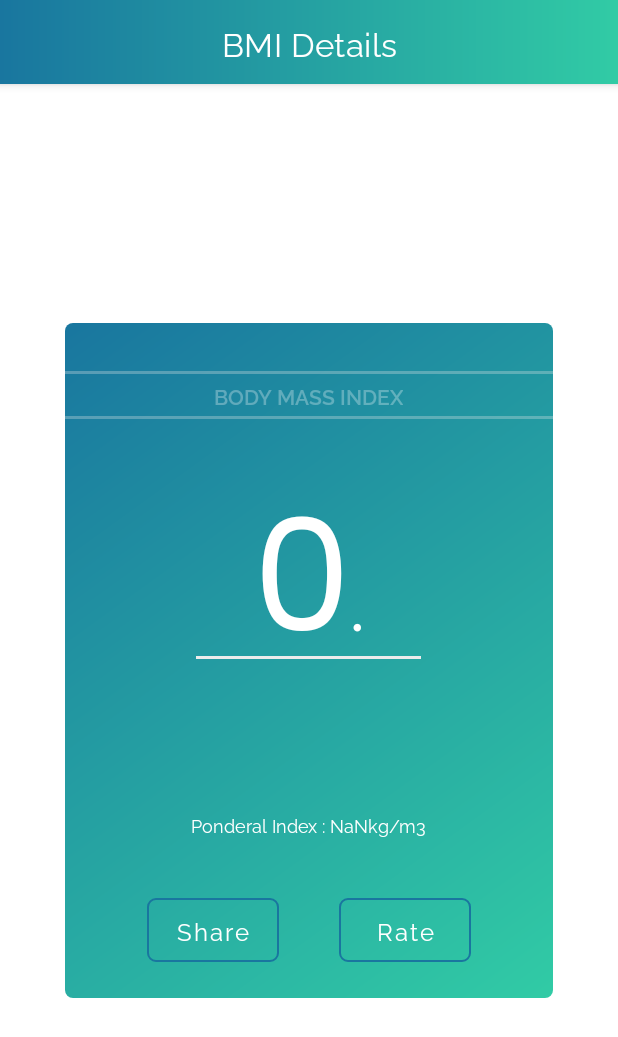
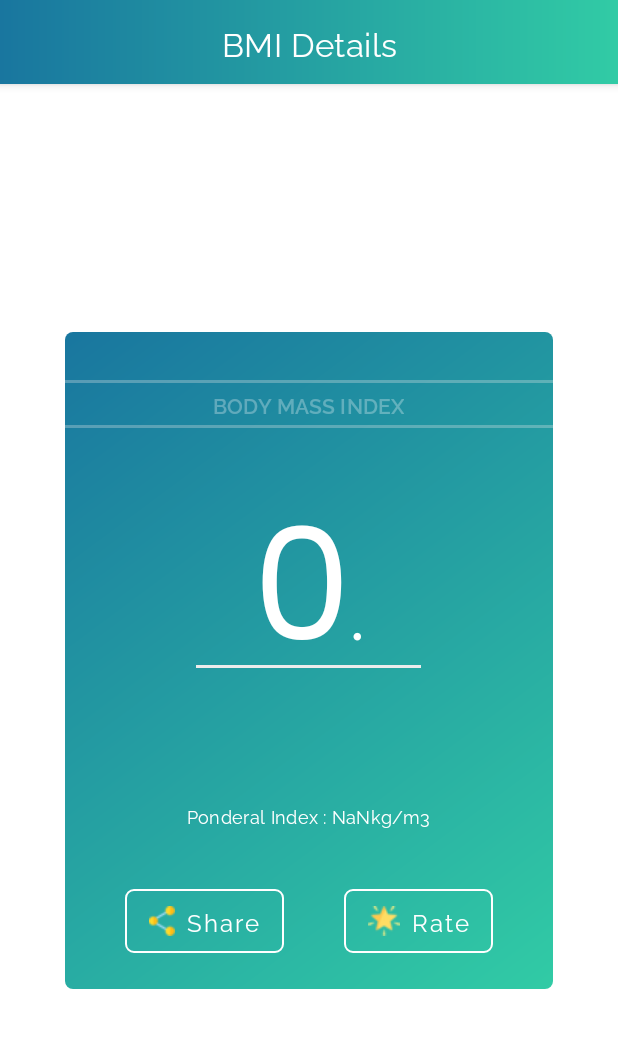
Before and after one commit to RyanKoech/bmiApp-newAgeTest, an Android app: the fragment ResultsFragment placed in its activity, on a phone screen of 412 x 824 dp. Shown: the top 1037 px of the screen. Run offline under Robolectric (Android 15) with nearby library versions, the phone set to English and light mode, and no system bars; our stand-ins replace AdMob, Dagger/Hilt's generated code, navigation-ui; 9 statements that could not run were skipped.

Commit message:
Added text_appearance style to results screen

```diff
--- a/app/src/main/res/layout/fragment_results.xml
+++ b/app/src/main/res/layout/fragment_results.xml
@@ -4,7 +4,8 @@
     android:layout_width="match_parent"
     android:layout_height="match_parent"
     xmlns:app="http://schemas.android.com/apk/res-auto"
-    tools:context=".presentation.results.ResultsFragment">
+    tools:context=".presentation.results.ResultsFragment"
+    tools:theme="@style/Theme.BmiApp">
 
     <androidx.appcompat.widget.LinearLayoutCompat
         android:layout_width="325dp"
@@ -26,14 +27,12 @@
             android:background="@color/white"
             android:backgroundTint="@color/white"/>
 
-        <TextView
+        <com.google.android.material.textview.MaterialTextView
             android:layout_width="wrap_content"
             android:layout_height="wrap_content"
             android:layout_marginVertical="4dp"
             android:text="Body Mass Index"
-            android:textColor="@color/white"
-            android:textSize="14sp"
-            android:fontFamily="@font/raleway_semibold"
+            android:textAppearance="@style/TextAppearance.ResultsHeading"
             android:alpha="0.3"
             android:textAllCaps="true"/>
 
@@ -55,13 +54,11 @@
                 android:id="@+id/textView_bmiWhole"
                 android:layout_width="wrap_content"
                 android:layout_height="wrap_content"
-                android:fontFamily="@font/poppins"
+                android:textAppearance="@style/TextAppearance.BmiWholeNumber"
                 android:includeFontPadding="false"
                 android:lineSpacingExtra="0dp"
                 android:minHeight="0dp"
                 android:padding="0dp"
-                android:textColor="@color/white"
-                android:textSize="104sp"
                 tools:text="18" />
 
             <TextView
@@ -69,9 +66,8 @@
                 android:layout_width="wrap_content"
                 android:layout_height="wrap_content"
                 android:textColor="@color/white"
-                android:textSize="40sp"
-                android:text="."
-                android:fontFamily="@font/poppins"
+                android:textAppearance="@style/TextAppearance.BmiDecimal"
+                android:text="@string/full_stop"
                 android:layout_toEndOf="@id/textView_bmiWhole"
                 android:layout_alignBaseline="@id/textView_bmiWhole"/>
 
@@ -81,9 +77,7 @@
                 android:layout_height="wrap_content"
                 android:layout_alignBaseline="@id/textView_bmiWhole"
                 android:layout_toEndOf="@id/textView_point"
-                android:fontFamily="@font/poppins"
-                android:textColor="@color/white"
-                android:textSize="40sp"
+                android:textAppearance="@style/TextAppearance.BmiDecimal"
                 tools:text="61" />
 
         </RelativeLayout>
@@ -101,29 +95,21 @@
             android:layout_width="wrap_content"
             android:layout_height="wrap_content"
             android:layout_marginTop="32dp"
-            android:textAllCaps="true"
-            tools:text="Hello John, You are Normal"
-            android:fontFamily="@font/poppins_bold"
-            android:textColor="@color/white"
-            android:textSize="12sp"/>
+            android:textAppearance="@style/TextAppearance.BmiMessage.Primary"
+            tools:text="Hello John, You are Normal"/>
 
         <TextView
             android:id="@+id/textView_bmiRange"
             android:layout_width="wrap_content"
             android:layout_height="wrap_content"
-            android:layout_marginTop="12dp"
-            android:textColor="@color/white"
-            android:fontFamily="@font/raleway_regular"
-            android:textSize="12sp"
+            android:textAppearance="@style/TextAppearance.BmiMessage.Secondary"
             tools:text="Normal BMI range: 18.5kg/m2 - 25kg/m2"/>
 
         <TextView
             android:id="@+id/textView_ponderalResult"
             android:layout_width="wrap_content"
             android:layout_height="wrap_content"
-            android:textColor="@color/white"
-            android:fontFamily="@font/raleway_regular"
-            android:textSize="12sp"
+            android:textAppearance="@style/TextAppearance.BmiMessage.Secondary"
             tools:text="Ponderal Index: 10.64kg/m3"/>
 
 
@@ -135,36 +121,32 @@
             android:paddingHorizontal="32dp"
             android:orientation="horizontal">
 
-            <Button
+            <com.google.android.material.button.MaterialButton
                 android:layout_width="wrap_content"
                 android:layout_height="wrap_content"
                 android:background="@drawable/button_transparent_shape"
-                android:paddingHorizontal="15dp"
+                app:backgroundTint="@null"
                 android:minHeight="40dp"
-                android:textAllCaps="false"
                 android:text="Share"
-                android:textSize="16sp"
-                android:textColor="@color/white"
-                android:fontFamily="@font/raleway_regular"
-                android:drawableStart="@drawable/icon_share"
+                android:textAppearance="@style/TextAppearance.Button.ResultScreen"
+                app:icon="@drawable/icon_share"
+                app:iconTint="@null"
                 android:drawablePadding="10dp"/>
 
             <Space
                 android:layout_width="40dp"
                 android:layout_height="0dp"/>
 
-            <Button
+            <com.google.android.material.button.MaterialButton
                 android:layout_width="wrap_content"
                 android:layout_height="wrap_content"
                 android:background="@drawable/button_transparent_shape"
-                android:paddingHorizontal="15dp"
+                app:backgroundTint="@null"
                 android:minHeight="40dp"
-                android:textAllCaps="false"
                 android:text="Rate"
-                android:textSize="16sp"
-                android:textColor="@color/white"
-                android:fontFamily="@font/raleway_regular"
-                android:drawableStart="@drawable/icon_star"
+                android:textAppearance="@style/TextAppearance.Button.ResultScreen"
+                app:icon="@drawable/icon_star"
+                app:iconTint="@null"
                 android:drawablePadding="10dp"/>
 
         </androidx.appcompat.widget.LinearLayoutCompat>
--- a/app/src/main/res/values/dimens.xml
+++ b/app/src/main/res/values/dimens.xml
@@ -2,6 +2,11 @@
 <resources>
     <dimen name="TextSize_Caption">18sp</dimen>
     <dimen name="TextSize_Body1">16sp</dimen>
-    <dimen name="TextSize_Heading6">22sp</dimen>
-    <dimen name="TextSize_Heading5">24sp</dimen>
+    <dimen name="TextSize_Body2">12sp</dimen>
+    <dimen name="TextSize_Button">16sp</dimen>
+    <dimen name="TextSize_Headline1">104sp</dimen>
+    <dimen name="TextSize_Headline2">40sp</dimen>
+    <dimen name="TextSize_Headline6">22sp</dimen>
+    <dimen name="TextSize_Headline5">24sp</dimen>
+    <dimen name="TextSize_Subtitle2">14sp</dimen>
 </resources>
--- a/app/src/main/res/values/strings.xml
+++ b/app/src/main/res/values/strings.xml
@@ -16,4 +16,5 @@
     <string name="message_bmi_result_normal">Hello %s, you are normal</string>
     <string name="message_bmi_result_overweight">Hello %s, you are overweight</string>
     <string name="message_bmi_result_obese">Hello %s, you are obese</string>
+    <string name="full_stop">.</string>
 </resources>
--- a/app/src/main/res/values/themes.xml
+++ b/app/src/main/res/values/themes.xml
@@ -29,14 +29,14 @@
     <style name="TextAppearance.ToolbarTitle" parent="TextAppearance.MaterialComponents.Headline6">
         <item name="android:fontFamily">@font/raleway_regular</item>
         <item name="fontFamily">@font/raleway_regular</item>
-        <item name="android:textSize">@dimen/TextSize_Heading6</item>
+        <item name="android:textSize">@dimen/TextSize_Headline6</item>
         <item name="android:textColor">@color/white</item>
     </style>
 
     <style name="TextAppearance.AddDetailTitle" parent="TextAppearance.MaterialComponents.Headline5">
         <item name="android:fontFamily">@font/raleway_regular</item>
         <item name="fontFamily">@font/raleway_regular</item>
-        <item name="android:textSize">@dimen/TextSize_Heading5</item>
+        <item name="android:textSize">@dimen/TextSize_Headline5</item>
         <item name="android:textColor">@color/skyBlue_800</item>
     </style>
 
@@ -59,6 +59,54 @@
         <item name="fontFamily">@font/poppins</item>
         <item name="android:textSize">@dimen/TextSize_Body1</item>
         <item name="android:textColor">@color/black</item>
+    </style>
+
+    <style name="TextAppearance.ResultsHeading" parent="TextAppearance.MaterialComponents.Subtitle2">
+        <item name="android:fontFamily">@font/raleway_semibold</item>
+        <item name="fontFamily">@font/raleway_semibold</item>
+        <item name="android:textSize">@dimen/TextSize_Subtitle2</item>
+        <item name="android:textColor">@color/white</item>
+    </style>
+
+    <style name="TextAppearance.BmiWholeNumber" parent="TextAppearance.MaterialComponents.Headline1">
+        <item name="android:fontFamily">@font/poppins</item>
+        <item name="fontFamily">@font/poppins</item>
+        <item name="android:textSize">@dimen/TextSize_Headline1</item>
+        <item name="android:textColor">@color/white</item>
+    </style>
+
+    <style name="TextAppearance.BmiDecimal" parent="TextAppearance.MaterialComponents.Headline2">
+        <item name="android:fontFamily">@font/poppins</item>
+        <item name="fontFamily">@font/poppins</item>
+        <item name="android:textSize">@dimen/TextSize_Headline2</item>
+        <item name="android:textColor">@color/white</item>
+    </style>
+
+    <style name="TextAppearance.BmiMessage" parent="TextAppearance.MaterialComponents.Body2">
+        <item name="android:textSize">@dimen/TextSize_Body2</item>
+        <item name="android:textColor">@color/white</item>
+    </style>
+
+    <style name="TextAppearance.BmiMessage.Primary" parent="TextAppearance.BmiMessage">
+        <item name="android:fontFamily">@font/poppins_bold</item>
+        <item name="fontFamily">@font/poppins_bold</item>
+        <item name="android:textAllCaps">true</item>
+    </style>
+
+    <style name="TextAppearance.BmiMessage.Secondary" parent="TextAppearance.BmiMessage">
+        <item name="android:fontFamily">@font/raleway_regular</item>
+        <item name="fontFamily">@font/raleway_regular</item>
+    </style>
+
+    <style name="TextAppearance.Button" parent="TextAppearance.MaterialComponents.Button">
+        <item name="android:textSize">@dimen/TextSize_Button</item>
+        <item name="android:textAllCaps">false</item>
+    </style>
+
+    <style name="TextAppearance.Button.ResultScreen" parent="TextAppearance.Button">
+        <item name="android:fontFamily">@font/raleway_regular</item>
+        <item name="fontFamily">@font/raleway_regular</item>
+        <item name="android:textColor">@color/white</item>
     </style>
 
     <style name="AppTheme.Picker" parent="Theme.AppCompat.Light.NoActionBar" >
```
